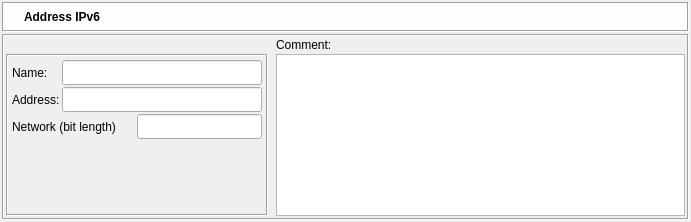
The window that src/gui/ipv6dialog_q.ui (fwbuilder/fwbuilder) describes before a commit, drawn with Qt 5.
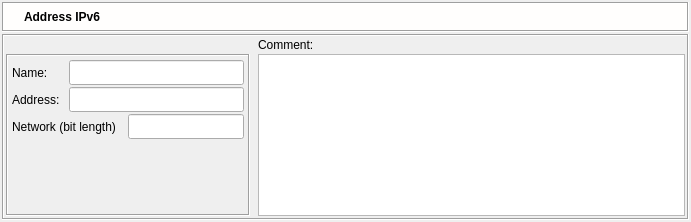
The same window after the commit. Icons and pictures are not drawn.

```diff
--- a/src/gui/ipv6dialog_q.ui
+++ b/src/gui/ipv6dialog_q.ui
@@ -292,6 +292,12 @@
           <layout class="QGridLayout" >
            <item row="0" column="0" >
             <widget class="QLabel" name="textLabel1" >
+             <property name="maximumSize" >
+              <size>
+               <width>55</width>
+               <height>16777215</height>
+              </size>
+             </property>
              <property name="text" >
               <string>Name:</string>
              </property>
@@ -310,7 +316,7 @@
              </property>
              <property name="minimumSize" >
               <size>
-               <width>200</width>
+               <width>0</width>
                <height>25</height>
               </size>
              </property>
@@ -318,6 +324,18 @@
            </item>
            <item row="1" column="0" >
             <widget class="QLabel" name="textLabel2_2" >
+             <property name="minimumSize" >
+              <size>
+               <width>0</width>
+               <height>0</height>
+              </size>
+             </property>
+             <property name="maximumSize" >
+              <size>
+               <width>55</width>
+               <height>16777215</height>
+              </size>
+             </property>
              <property name="text" >
               <string>Address:</string>
              </property>
```
